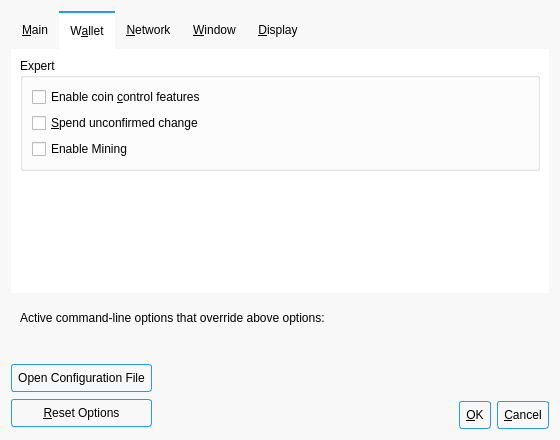
The window that src/qt/forms/optionsdialog.ui (ecoinchain/ecoin) describes before a commit, drawn with Qt 5.
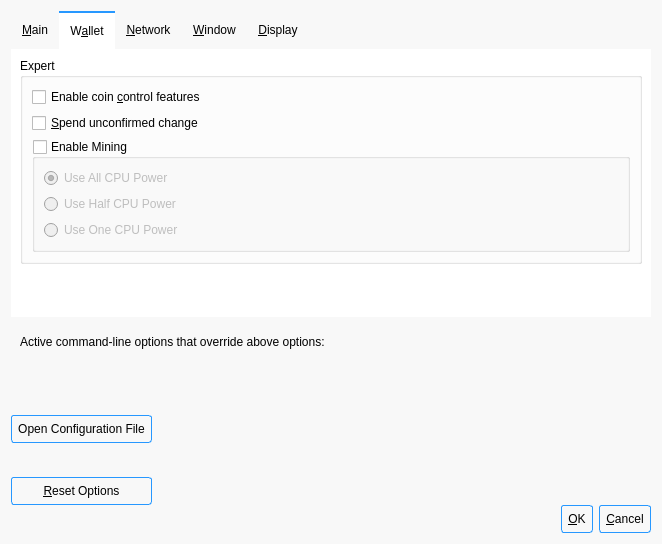
The same window after the commit. Icons and pictures are not drawn. Custom widgets are drawn as their Qt base class.

Patch:
```diff
--- a/src/qt/forms/optionsdialog.ui
+++ b/src/qt/forms/optionsdialog.ui
@@ -6,8 +6,8 @@
    <rect>
     <x>0</x>
     <y>0</y>
-    <width>560</width>
-    <height>440</height>
+    <width>662</width>
+    <height>544</height>
    </rect>
   </property>
   <property name="windowTitle">
@@ -283,10 +283,45 @@
            </widget>
           </item>
           <item>
-           <widget class="QCheckBox" name="enableMinner">
-            <property name="text">
+           <widget class="QGroupBox" name="enableMinner">
+            <property name="title">
              <string>Enable Mining</string>
             </property>
+            <property name="checkable">
+             <bool>true</bool>
+            </property>
+            <property name="checked">
+             <bool>false</bool>
+            </property>
+            <layout class="QVBoxLayout" name="verticalLayout_3">
+             <item>
+              <widget class="QRadioButton" name="allcpu">
+               <property name="text">
+                <string>Use All CPU Power</string>
+               </property>
+               <property name="checked">
+                <bool>true</bool>
+               </property>
+              </widget>
+             </item>
+             <item>
+              <widget class="QRadioButton" name="halfcpu">
+               <property name="text">
+                <string>Use Half CPU Power</string>
+               </property>
+               <property name="checked">
+                <bool>false</bool>
+               </property>
+              </widget>
+             </item>
+             <item>
+              <widget class="QRadioButton" name="onecpu">
+               <property name="text">
+                <string>Use One CPU Power</string>
+               </property>
+              </widget>
+             </item>
+            </layout>
            </widget>
           </item>
          </layout>
```
